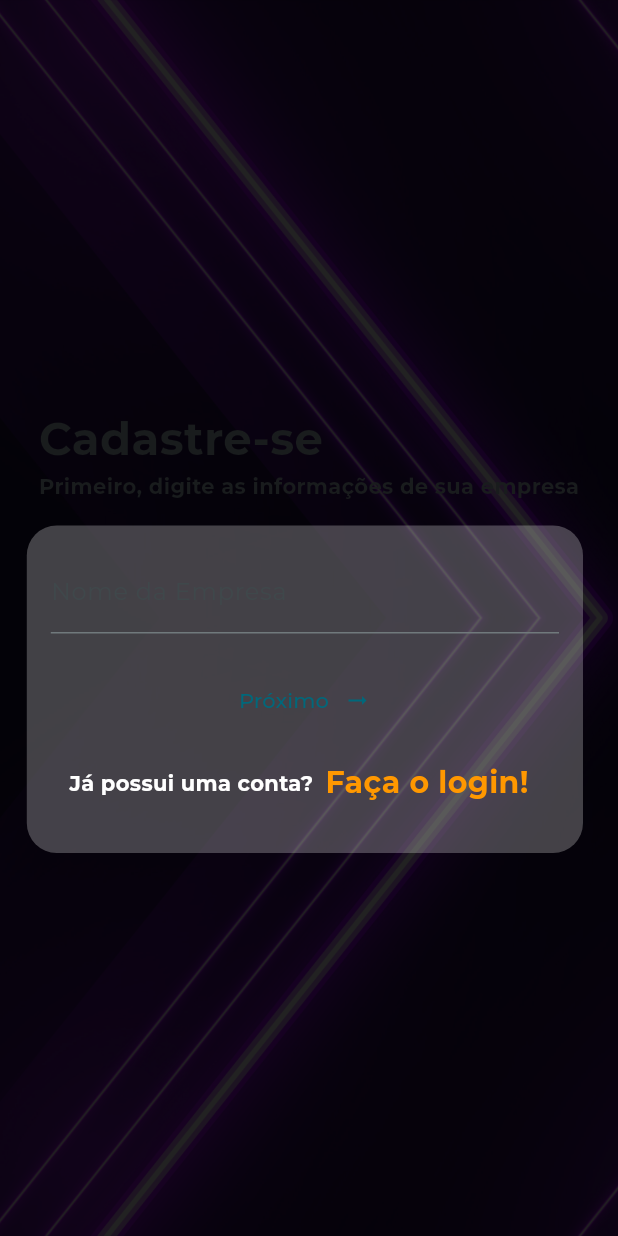
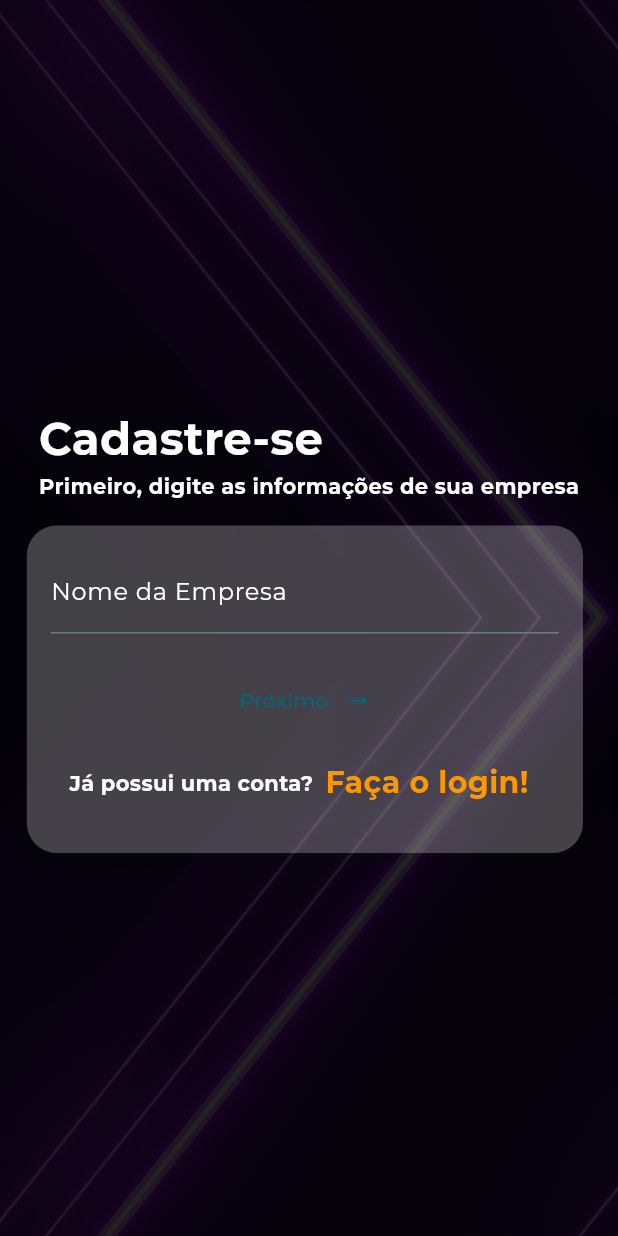
Before and after one commit to viinynunes/controle-pedidos, a Flutter app: the screen it shows after launch, after a tap on "Cadastre-se!", on a phone screen of 412 x 824 dp. Run offline on Flutter 3.47's test engine with Material 2 defaults, Android fonts, the phone set to English and light mode, and no system bars; our stand-ins replace animated_splash_screen, cloud_firestore, dartz, firebase_auth, firebase_core, flutter_mobx and 11 more; missing offline and left inert: file_saver, firestore_cache, rect_getter, syncfusion_flutter_xlsio, universal_html; accounts and stored records are empty; generated files the repository leaves out were written again.

Commit message:
Fixed Colors on light theme

```diff
--- a/lib/src/modules/login/presenter/pages/android/android_login_page.dart
+++ b/lib/src/modules/login/presenter/pages/android/android_login_page.dart
@@ -70,11 +70,14 @@ class _AndroidLoginPageState extends State<AndroidLoginPage> {
                             Text(
                               'Bem Vindo !',
                               style: TextStyle(
-                                  fontSize: 50, fontWeight: FontWeight.bold),
+                                  fontSize: 50,
+                                  fontWeight: FontWeight.bold,
+                                  color: Colors.white),
                             ),
                             Text(
                               'Realize o login para ter acesso ao Controle de Pedidos',
-                              style: TextStyle(fontSize: 14),
+                              style:
+                                  TextStyle(fontSize: 14, color: Colors.white),
                             ),
                           ],
                         ),
@@ -92,8 +95,14 @@ class _AndroidLoginPageState extends State<AndroidLoginPage> {
                                 TextFormField(
                                   controller: controller.emailController,
                                   decoration: const InputDecoration(
-                                      label: Text('Email'),
-                                      hintText: 'jose@hotmail.com'),
+                                    label: Text(
+                                      'Email',
+                                      style: TextStyle(color: Colors.white),
+                                    ),
+                                    hintText: 'jose@hotmail.com',
+                                    hintStyle: TextStyle(color: Colors.white),
+                                  ),
+                                  style: const TextStyle(color: Colors.white),
                                   keyboardType: TextInputType.emailAddress,
                                   textInputAction: TextInputAction.next,
                                   validator: controller.emailValidator,
@@ -101,8 +110,14 @@ class _AndroidLoginPageState extends State<AndroidLoginPage> {
                                 TextFormField(
                                   controller: controller.passwordController,
                                   decoration: const InputDecoration(
-                                      label: Text('Senha'),
-                                      hintText: '*****************'),
+                                    label: Text(
+                                      'Senha',
+                                      style: TextStyle(color: Colors.white),
+                                    ),
+                                    hintText: '*****************',
+                                    hintStyle: TextStyle(color: Colors.white),
+                                  ),
+                                  style: const TextStyle(color: Colors.white),
                                   obscureText: true,
                                   obscuringCharacter: '*',
                                   enableSuggestions: false,
--- a/lib/src/modules/login/presenter/pages/android/android_signup_page.dart
+++ b/lib/src/modules/login/presenter/pages/android/android_signup_page.dart
@@ -31,6 +31,8 @@ class _AndroidSignupPageState extends State<AndroidSignupPage> {
         ),
       );
     });
+
+    controller.initState();
   }
 
   @override
@@ -68,14 +70,17 @@ class _AndroidSignupPageState extends State<AndroidSignupPage> {
                             const Text(
                               'Cadastre-se',
                               style: TextStyle(
-                                  fontSize: 30, fontWeight: FontWeight.bold),
+                                  fontSize: 30,
+                                  fontWeight: FontWeight.bold,
+                                  color: Colors.white),
                             ),
                             Observer(
                               builder: (context) => Text(
                                 controller.showCompanyFields
                                     ? 'Primeiro, digite as informações de sua empresa'
                                     : 'Agora, digite as suas informações',
-                                style: const TextStyle(fontSize: 14),
+                                style: const TextStyle(
+                                    fontSize: 14, color: Colors.white),
                               ),
                             ),
                           ],
@@ -99,8 +104,17 @@ class _AndroidSignupPageState extends State<AndroidSignupPage> {
                                           controller:
                                               controller.companyNameController,
                                           decoration: const InputDecoration(
-                                              label: Text('Nome da Empresa'),
-                                              hintText: 'Jeferson Caminhões'),
+                                            label: Text(
+                                              'Nome da Empresa',
+                                              style: TextStyle(
+                                                  color: Colors.white),
+                                            ),
+                                            hintText: 'Jeferson Caminhões',
+                                            hintStyle:
+                                                TextStyle(color: Colors.white),
+                                          ),
+                                          style: const TextStyle(
+                                              color: Colors.white),
                                           keyboardType:
                                               TextInputType.emailAddress,
                                           textInputAction: TextInputAction.next,
@@ -121,9 +135,19 @@ class _AndroidSignupPageState extends State<AndroidSignupPage> {
                                         TextFormField(
                                           controller:
                                               controller.fullNameController,
+                                          focusNode: controller.fullNameFocus,
                                           decoration: const InputDecoration(
-                                              label: Text('Nome Completo'),
-                                              hintText: 'Jose da Silva'),
+                                            label: Text(
+                                              'Nome Completo',
+                                              style: TextStyle(
+                                                  color: Colors.white),
+                                            ),
+                                            hintText: 'Jose da Silva',
+                                            hintStyle:
+                                                TextStyle(color: Colors.white),
+                                          ),
+                                          style: const TextStyle(
+                                              color: Colors.white),
                                           keyboardType:
                                               TextInputType.emailAddress,
                                           textInputAction: TextInputAction.next,
@@ -134,8 +158,17 @@ class _AndroidSignupPageState extends State<AndroidSignupPage> {
                                           controller:
                                               controller.emailController,
                                           decoration: const InputDecoration(
-                                              label: Text('Email'),
-                                              hintText: 'jose@hotmail.com'),
+                                            label: Text(
+                                              'Email',
+                                              style: TextStyle(
+                                                  color: Colors.white),
+                                            ),
+                                            hintText: 'jose@hotmail.com',
+                                            hintStyle:
+                                                TextStyle(color: Colors.white),
+                                          ),
+                                          style: const TextStyle(
+                                              color: Colors.white),
                                           keyboardType:
                                               TextInputType.emailAddress,
                                           textInputAction: TextInputAction.next,
@@ -145,8 +178,17 @@ class _AndroidSignupPageState extends State<AndroidSignupPage> {
                                           controller:
                                               controller.phoneController,
                                           decoration: const InputDecoration(
-                                              label: Text('Telefone'),
-                                              hintText: '()_____-____'),
+                                            label: Text(
+                                              'Telefone',
+                                              style: TextStyle(
+                                                  color: Colors.white),
+                                            ),
+                                            hintText: '()_____-____',
+                                            hintStyle:
+                                                TextStyle(color: Colors.white),
+                                          ),
+                                          style: const TextStyle(
+                                              color: Colors.white),
                                           keyboardType: TextInputType.phone,
                                           textInputAction: TextInputAction.next,
                                         ),
@@ -154,8 +196,17 @@ class _AndroidSignupPageState extends State<AndroidSignupPage> {
                                           controller:
                                               controller.passwordController,
                                           decoration: const InputDecoration(
-                                              label: Text('Senha'),
-                                              hintText: '************'),
+                                            label: Text(
+                                              'Senha',
+                                              style: TextStyle(
+                                                  color: Colors.white),
+                                            ),
+                                            hintText: '************',
+                                            hintStyle:
+                                                TextStyle(color: Colors.white),
+                                          ),
+                                          style: const TextStyle(
+                                              color: Colors.white),
                                           keyboardType:
                                               TextInputType.emailAddress,
                                           textInputAction: TextInputAction.next,
@@ -170,8 +221,17 @@ class _AndroidSignupPageState extends State<AndroidSignupPage> {
                                           controller: controller
                                               .confirmPasswordController,
                                           decoration: const InputDecoration(
-                                              label: Text('Confirme sua Senha'),
-                                              hintText: '************'),
+                                            label: Text(
+                                              'Confirme sua Senha',
+                                              style: TextStyle(
+                                                  color: Colors.white),
+                                            ),
+                                            hintText: '************',
+                                            hintStyle:
+                                                TextStyle(color: Colors.white),
+                                          ),
+                                          style: const TextStyle(
+                                              color: Colors.white),
                                           keyboardType:
                                               TextInputType.emailAddress,
                                           textInputAction: TextInputAction.next,
--- a/lib/src/modules/login/presenter/stores/signup_controller.dart
+++ b/lib/src/modules/login/presenter/stores/signup_controller.dart
@@ -31,6 +31,11 @@ abstract class _SignupControllerBase with Store {
   final passwordController = TextEditingController();
   final confirmPasswordController = TextEditingController();
   final phoneController = TextEditingController();
+  final fullNameFocus = FocusNode();
+
+  initState(){
+    fullNameFocus.requestFocus();
+  }
 
   @action
   toggleShowCompanyFields() {
```
